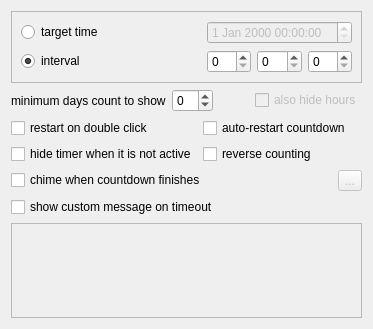
Above: plugins/countdown_timer/gui/timer_settings_widget.ui from Kolcha/DigitalClock5 before the change. Below: the same form after it.
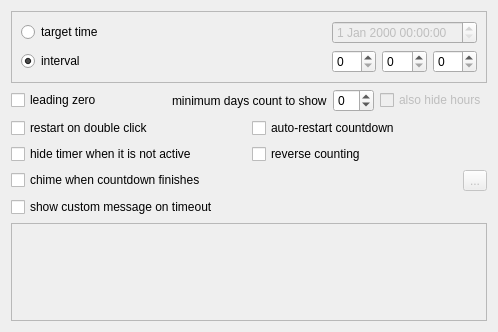
That is the form after the change.

Commit message:
countdown_timer: leading zero option
part of #35

Diff of the .ui file:
```diff
--- a/plugins/countdown_timer/gui/timer_settings_widget.ui
+++ b/plugins/countdown_timer/gui/timer_settings_widget.ui
@@ -6,8 +6,8 @@
    <rect>
     <x>0</x>
     <y>0</y>
-    <width>373</width>
-    <height>329</height>
+    <width>498</width>
+    <height>332</height>
    </rect>
   </property>
   <property name="windowTitle">
@@ -73,6 +73,26 @@
    </item>
    <item row="1" column="0" colspan="2">
     <layout class="QHBoxLayout" name="horizontalLayout">
+     <item>
+      <widget class="QCheckBox" name="show_leading_zero">
+       <property name="text">
+        <string>leading zero</string>
+       </property>
+      </widget>
+     </item>
+     <item>
+      <spacer name="horizontalSpacer">
+       <property name="orientation">
+        <enum>Qt::Orientation::Horizontal</enum>
+       </property>
+       <property name="sizeHint" stdset="0">
+        <size>
+         <width>10</width>
+         <height>20</height>
+        </size>
+       </property>
+      </spacer>
+     </item>
      <item>
       <widget class="QLabel" name="min_days_label">
        <property name="text">
@@ -94,19 +114,6 @@
        </property>
       </widget>
      </item>
-     <item>
-      <spacer name="horizontalSpacer">
-       <property name="orientation">
-        <enum>Qt::Orientation::Horizontal</enum>
-       </property>
-       <property name="sizeHint" stdset="0">
-        <size>
-         <width>40</width>
-         <height>20</height>
-        </size>
-       </property>
-      </spacer>
-     </item>
      <item>
       <widget class="QCheckBox" name="also_hide_hours">
        <property name="enabled">
```
Left out of the diff: 96 changed lines with no effect on the pictures. The commit also changes 7 other files.
